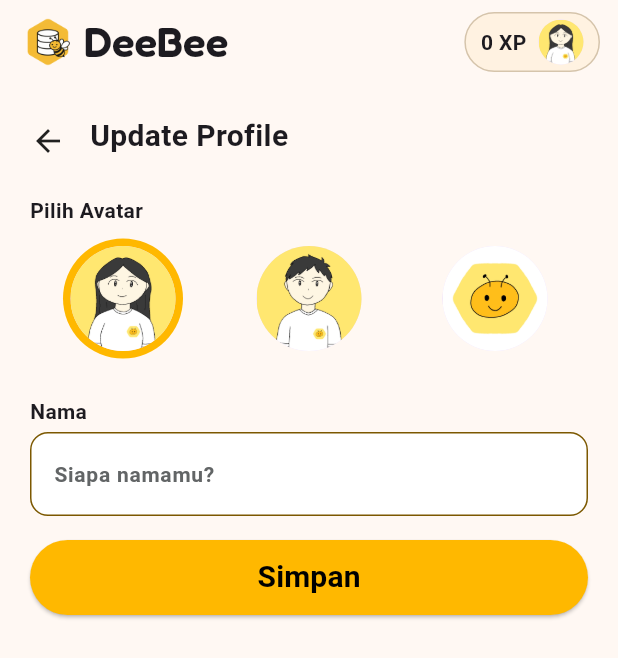
After one commit to clarazefanya/DeeBee, a Flutter app: the Profile screen opened directly, after a tap on "Update Profile", on a phone screen of 412 x 824 dp. The commit adds this screen. Shown: the top 658 px of the screen. Run offline on Flutter 3.47's test engine with Material 3 defaults, Android fonts, the phone set to English and light mode, and no system bars; our stand-ins replace cloud_firestore, firebase_auth, firebase_core, flutter_image_compress, flutter_spinkit, image_picker and 2 more; accounts and stored records are empty.

Commit message:
add: update profile firebase

```diff
--- a/lib/views/Home/home_content.dart
+++ b/lib/views/Home/home_content.dart
@@ -300,8 +300,8 @@ class _HomeContentState extends State<HomeContent> {
                       SnackBar(
                         content: Text(
                           module == null
-                              ? "Chapter berhasil dibuat"
-                              : "Chapter berhasil diperbarui",
+                              ? "Modul berhasil dibuat"
+                              : "Modul berhasil diperbarui",
                         ),
                       ),
                     );
--- a/lib/views/Home/module_list.dart
+++ b/lib/views/Home/module_list.dart
@@ -402,8 +402,8 @@ class _ModuleListState extends State<ModuleList> {
                       SnackBar(
                         content: Text(
                           module == null
-                              ? "Chapter berhasil dibuat"
-                              : "Chapter berhasil diperbarui",
+                              ? "Modul berhasil dibuat"
+                              : "Modul berhasil diperbarui",
                         ),
                       ),
                     );
--- a/lib/views/Profile/profile.dart
+++ b/lib/views/Profile/profile.dart
@@ -7,6 +7,7 @@ import 'package:deebee_user/models/user_model_firebase.dart';
 import 'package:deebee_user/utils/firebase_error_helper.dart';
 import 'package:deebee_user/views/auth/login.dart';
 import 'package:deebee_user/views/profile/about_us.dart';
+import 'package:deebee_user/views/profile/update_profile.dart';
 import 'package:firebase_auth/firebase_auth.dart';
 import 'package:flutter/material.dart';
 import 'package:intl/intl.dart';
@@ -414,13 +415,13 @@ class _ProfileState extends State<Profile> {
                                     backgroundColor: AppColors.primaryHoney,
                                     radius: 16,
                                     child: Icon(
-                                      Icons.settings_outlined,
+                                      Icons.person,
                                       color: AppColors.primaryBlack,
                                       size: 20,
                                     ),
                                   ),
                                   title: const Text(
-                                    'Pengaturan',
+                                    'Update Profile',
                                     style: TextStyle(
                                       fontSize: 14,
                                       fontWeight: FontWeight.w600,
@@ -430,16 +431,18 @@ class _ProfileState extends State<Profile> {
                                     Icons.chevron_right,
                                     // color: Colors.grey,
                                   ),
-                                  onTap: () {
-                                    // Aksi saat ditekan
-                                    //blm tersedia
-                                    ScaffoldMessenger.of(context).showSnackBar(
-                                      const SnackBar(
-                                        content: Text(
-                                          "Fitur ini belum tersedia.",
-                                        ),
+                                  onTap: () async {
+                                    // ke halaman update profile
+                                    final result = await Navigator.push(
+                                      context,
+                                      MaterialPageRoute(
+                                        builder: (_) => const UpdateProfile(),
                                       ),
                                     );
+
+                                    if (result == true) {
+                                      setState(() {});
+                                    }
                                   },
                                 ),
 
--- /dev/null
+++ b/lib/views/Profile/update_profile.dart
@@ -0,0 +1,205 @@
+import 'package:deebee_user/components/components.dart'; // Sesuaikan import kamu
+import 'package:deebee_user/constants/colors.dart';
+import 'package:deebee_user/database/preference_handler.dart';
+import 'package:deebee_user/database/repository/firebase/user_repository_firebase.dart';
+import 'package:deebee_user/extension/navigator.dart';
+import 'package:deebee_user/models/user_model_firebase.dart';
+import 'package:flutter/material.dart';
+
+class UpdateProfile extends StatefulWidget {
+  const UpdateProfile({super.key});
+
+  @override
+  State<UpdateProfile> createState() => _UpdateProfileState();
+}
+
+class _UpdateProfileState extends State<UpdateProfile> {
+  final _userFormKey = GlobalKey<FormState>();
+
+  final TextEditingController nameController = TextEditingController();
+
+  List<String> avatars = [
+    'assets/images/avatars/user-avatars-0.jpg',
+    'assets/images/avatars/user-avatars-1.jpg',
+    'assets/images/avatars/user-avatars-2.jpg',
+  ];
+  int selectedAvatar = 0;
+
+  final _userRepo = UserRepositoryFirebase();
+  UserModelFirebase? currentUser;
+
+  //load user
+  Future<void> loadUser() async {
+    final uid = PreferenceHandler.userUid;
+
+    if (uid == null) return;
+
+    final user = await _userRepo.getUserByUid(uid);
+
+    if (user == null) return;
+
+    currentUser = user;
+
+    nameController.text = user.name;
+    selectedAvatar = user.avatarIndex;
+
+    if (mounted) {
+      setState(() {});
+    }
+  }
+
+  @override
+  void initState() {
+    super.initState();
+    loadUser();
+  }
+
+  @override
+  void dispose() {
+    nameController.dispose();
+    super.dispose();
+  }
+
+  @override
+  Widget build(BuildContext context) {
+    return Scaffold(
+      backgroundColor: AppColors.background,
+      appBar: DeebeeAppbar(),
+      body: SingleChildScrollView(
+        child: Padding(
+          // padding: const EdgeInsets.all(20.0),
+          padding: const EdgeInsets.only(
+            top: 20,
+            left: 20,
+            right: 20,
+            bottom: 80,
+          ),
+          child: Form(
+            key: _userFormKey,
+            child: Column(
+              crossAxisAlignment: CrossAxisAlignment.start,
+              children: [
+                // Row Panah Back dan Judul Dinamis
+                Row(
+                  crossAxisAlignment: CrossAxisAlignment.start,
+                  children: [
+                    GestureDetector(
+                      onTap: () {
+                        context.pop();
+                      },
+                      child: const Padding(
+                        padding: EdgeInsets.only(top: 6),
+                        child: Icon(Icons.arrow_back),
+                      ),
+                    ),
+                    const SizedBox(width: 16),
+                    Expanded(
+                      child: Text(
+                        "Update Profile",
+                        style: const TextStyle(
+                          fontSize: 20,
+                          fontWeight: FontWeight.bold,
+                        ),
+                      ),
+                    ),
+                  ],
+                ),
+                const SizedBox(height: 24),
+
+                // Pilih Avatar
+                const Text(
+                  "Pilih Avatar",
+                  style: TextStyle(fontWeight: FontWeight.bold),
+                ),
+                const SizedBox(height: 4),
+                GridView.builder(
+                  shrinkWrap: true,
+                  physics: const NeverScrollableScrollPhysics(),
+                  itemCount: avatars.length,
+                  gridDelegate: const SliverGridDelegateWithFixedCrossAxisCount(
+                    crossAxisCount: 3,
+                    mainAxisExtent: 90,
+                  ),
+                  itemBuilder: (context, index) {
+                    bool selected = selectedAvatar == index;
+                    return GestureDetector(
+                      onTap: () {
+                        setState(() {
+                          selectedAvatar = index;
+                        });
+                      },
+                      child: Center(
+                        child: Container(
+                          width: 80,
+                          height: 80,
+                          decoration: BoxDecoration(
+                            shape: BoxShape.circle,
+                            color: selected
+                                ? AppColors.primaryHoney
+                                : Colors.transparent,
+                          ),
+                          child: Padding(
+                            padding: const EdgeInsets.all(5.0),
+                            child: CircleAvatar(
+                              backgroundImage: AssetImage(avatars[index]),
+                            ),
+                          ),
+                        ),
+                      ),
+                    );
+                  },
+                ),
+                const SizedBox(height: 20),
+
+                // Input Nama
+                const Text(
+                  "Nama",
+                  style: TextStyle(fontWeight: FontWeight.bold),
+                ),
+                const SizedBox(height: 4),
+                TextFieldComponent(
+                  hinttext: 'Siapa namamu?',
+                  textFieldCont: nameController,
+                  textFieldVal: (value) {
+                    if (value == null || value.isEmpty) {
+                      return "Nama wajib diisi";
+                    }
+                    return null;
+                  },
+                ),
+                const SizedBox(height: 16),
+
+                // Tombol Simpan
+                ButtonComponent(
+                  text: "Simpan",
+                  bgcolor: AppColors.primaryHoney,
+                  onPressed: save,
+                ),
+              ],
+            ),
+          ),
+        ),
+      ),
+    );
+  }
+
+  ///function tombol simpan
+  Future<void> save() async {
+    if (!_userFormKey.currentState!.validate()) return;
+    final uid = PreferenceHandler.userUid;
+    if (uid == null) return;
+
+    await _userRepo.updateProfile(
+      uid: uid,
+      name: nameController.text.trim(),
+      avatarIndex: selectedAvatar,
+    );
+
+    if (!mounted) return;
+    await PreferenceHandler.setAvatarIndex(selectedAvatar);
+    ScaffoldMessenger.of(context).showSnackBar(
+      const SnackBar(content: Text("Profil berhasil diperbarui!")),
+    );
+    context.pop(true);
+  }
+}
```
Also changed, not shown: lib/database/repository/firebase/user_repository_firebase.dart (+12 -0 lines).
